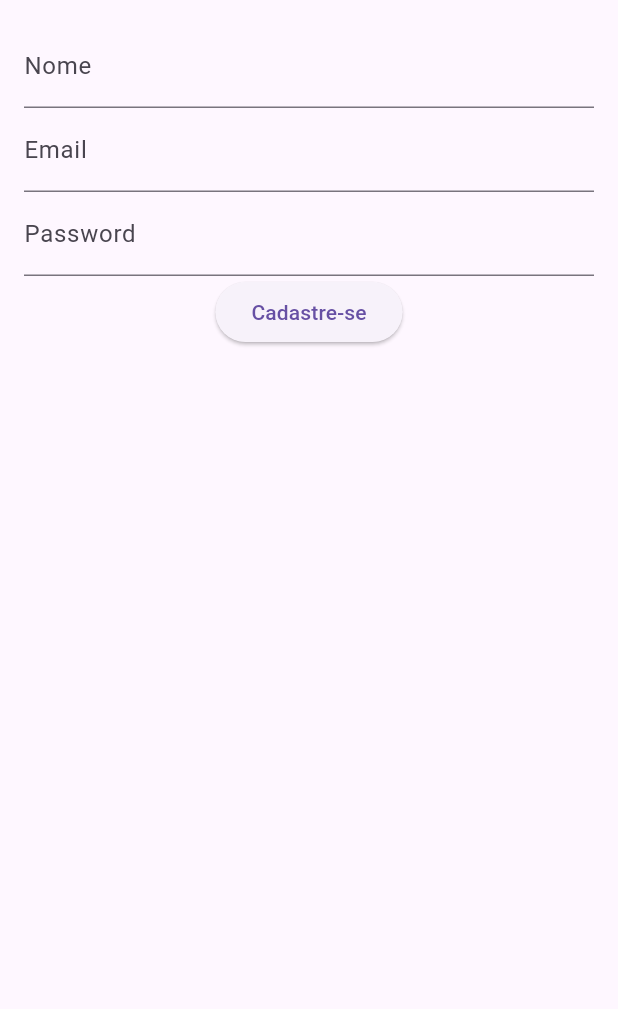
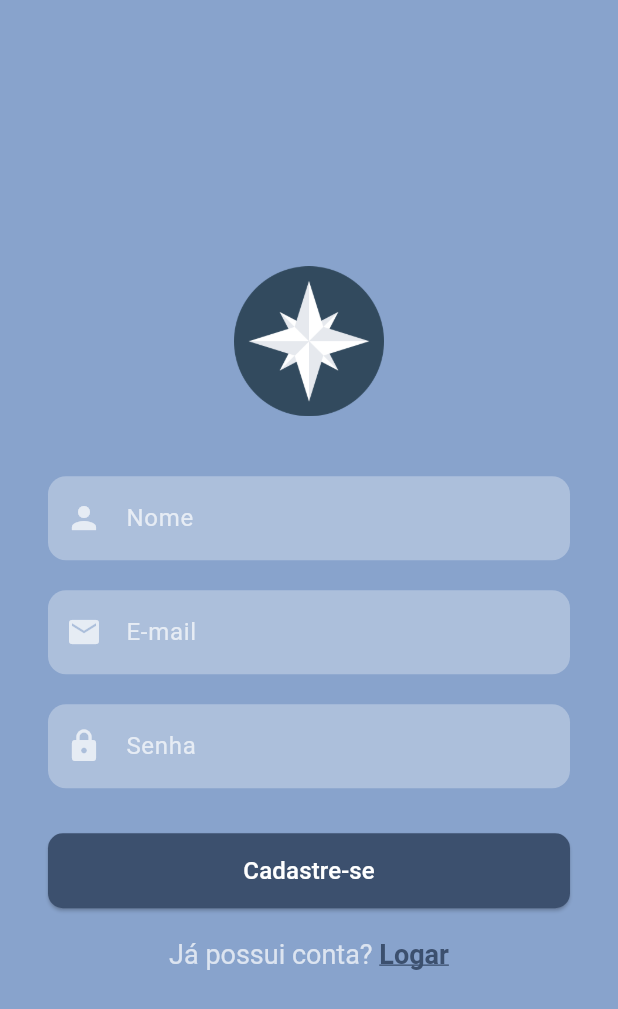
Before and after one commit to dudamatoss/AS_flutter, a Flutter app: the RegisterPage screen opened directly, on a phone screen of 412 x 824 dp. Shown: the top 1009 px of the screen. Run offline on Flutter 3.47's test engine with Material 3 defaults, Android fonts, the phone set to English and light mode, and no system bars; our stand-ins replace firebase_auth, firebase_core; accounts and stored records are empty.

Commit message:
adicionando estilizaÃcao na tela de cadastro

```diff
--- a/lib/screens/register_screen.dart
+++ b/lib/screens/register_screen.dart
@@ -1,6 +1,9 @@
 import 'package:ap2/screens/firebase/auth/firebase_auth_servise.dart';
 import 'package:ap2/service/firebase_util.dart';
 import 'package:flutter/material.dart';
+import 'package:flutter/gestures.dart';
+import 'package:ap2/styles/screens_style.dart';
+import 'package:ap2/styles/login_style.dart';
 
 class RegisterPage extends StatefulWidget {
   @override
@@ -16,21 +19,81 @@ class _RegisterPageState extends State<RegisterPage> {
   @override
   Widget build(BuildContext context) {
     return Scaffold(
+      backgroundColor: HomeStyles.secondaryColor,
       body: Padding(
-        padding: const EdgeInsets.all(16.0),
+        padding: LoginStyles.pagePadding,
+        child: Center(
+          child: SingleChildScrollView(
             child: Column(
               children: [
-            TextField(controller: _nomeController, decoration: InputDecoration(labelText: "Nome")),
-            TextField(controller:_emailController,decoration: InputDecoration(labelText: "Email")),
-            TextField(controller: _passwordController,decoration: InputDecoration(labelText: "Password")),
-            ElevatedButton(onPressed: (){
+                Image.asset(
+                  'assets/rosa_dos_ventos.png',
+                  height: LoginStyles.logoHeight,
+                  fit: BoxFit.contain,
+                ),
+                LoginStyles.topSpacing,
+                TextField(
+                  controller: _nomeController,
+                  style: LoginStyles.inputText,
+                  decoration: LoginStyles.nameDecoration(
+                    Colors.white.withOpacity(0.3),
+                  ),
+                ),
+                LoginStyles.fieldSpacing,
+                TextField(
+                  controller: _emailController,
+                  style: LoginStyles.inputText,
+                  decoration: LoginStyles.emailDecoration(
+                    Colors.white.withOpacity(0.3),
+                  ),
+                ),
+                LoginStyles.fieldSpacing,
+                TextField(
+                  controller: _passwordController,
+                  obscureText: true,
+                  style: LoginStyles.inputText,
+                  decoration: LoginStyles.passwordDecoration(
+                    Colors.white.withOpacity(0.3),
+                  ),
+                ),
+                LoginStyles.buttonSpacing,
+                SizedBox(
+                  width: double.infinity,
+                  height: 50,
+                  child: ElevatedButton(
+                    onPressed: (){
                       debugPrint(_emailController.text);
                       debugPrint(_passwordController.text);
                       fireBaseUtil.register(_nomeController.text, _emailController.text, _passwordController.text);
                       Navigator.pop(context);
                     },
-                child: Text("Cadastre-se"))
+                    style: LoginStyles.loginButton,
+                    child: const Text(
+                      "Cadastre-se",
+                      style: LoginStyles.buttonText,
+                    ),
+                  ),
+                ),
+                LoginStyles.fieldSpacing,
+                RichText(
+                  text: TextSpan(
+                    style: LoginStyles.bottomText,
+                    children: [
+                      const TextSpan(text: 'Já possui conta? '),
+                      TextSpan(
+                        text: 'Logar',
+                        style: LoginStyles.registerLink(HomeStyles.primaryColor),
+                        recognizer: TapGestureRecognizer()
+                          ..onTap = () {
+                            Navigator.pop(context);
+                          },
+                      ),
                     ],
+                  ),
+                )
+              ],
+            ),
+          ),
         ),
       ),
     );
--- /dev/null
+++ b/lib/styles/login_style.dart
@@ -0,0 +1,71 @@
+import 'package:flutter/material.dart';
+import 'screens_style.dart';
+
+class LoginStyles {
+  static const EdgeInsets pagePadding = EdgeInsets.symmetric(horizontal: 32);
+  static const double logoHeight = 100;
+  static const SizedBox topSpacing = SizedBox(height: 40);
+  static const SizedBox fieldSpacing = SizedBox(height: 20);
+  static const SizedBox buttonSpacing = SizedBox(height: 30);
+
+  static const TextStyle inputText = TextStyle(color: Colors.white);
+  static const TextStyle hintText = TextStyle(color: Colors.white70);
+
+  static const double borderRadius = 12;
+
+  static InputDecoration _baseDecoration(
+      String hint,
+      IconData icon,
+      Color fillColor,
+      ) {
+    return InputDecoration(
+      hintText: hint,
+      hintStyle: hintText,
+      filled: true,
+      fillColor: fillColor,
+      prefixIcon: Icon(icon, color: Colors.white70),
+      border: OutlineInputBorder(
+        borderRadius: BorderRadius.circular(borderRadius),
+        borderSide: BorderSide.none,
+      ),
+      focusedBorder: OutlineInputBorder(
+        borderRadius: BorderRadius.circular(borderRadius),
+        borderSide: const BorderSide(color: Colors.white, width: 1.5),
+      ),
+    );
+  }
+
+  static InputDecoration emailDecoration(Color fillColor) {
+    return _baseDecoration('E-mail', Icons.email, fillColor);
+  }
+
+  static InputDecoration passwordDecoration(Color fillColor) {
+    return _baseDecoration('Senha', Icons.lock, fillColor);
+  }
+
+  static InputDecoration nameDecoration(Color fillColor) {
+    return _baseDecoration('Nome', Icons.person, fillColor);
+  }
+
+  static ButtonStyle loginButton = ElevatedButton.styleFrom(
+    backgroundColor: HomeStyles.primaryColor,
+    shape: RoundedRectangleBorder(
+      borderRadius: BorderRadius.circular(10),
+    ),
+  );
+
+  static const TextStyle buttonText = TextStyle(
+    color: Colors.white,
+    fontSize: 16,
+  );
+
+  static const TextStyle bottomText = TextStyle(
+    fontSize: 18,
+    color: Colors.white70,
+  );
+
+  static TextStyle registerLink(Color color) => const TextStyle(
+    fontWeight: FontWeight.bold,
+    decoration: TextDecoration.underline,
+  ).copyWith(color: color);
+}
```
Also changed, not shown: lib/screens/login_screen.dart (+20 -51 lines). Lines whose indentation alone changed are shown as unchanged.
